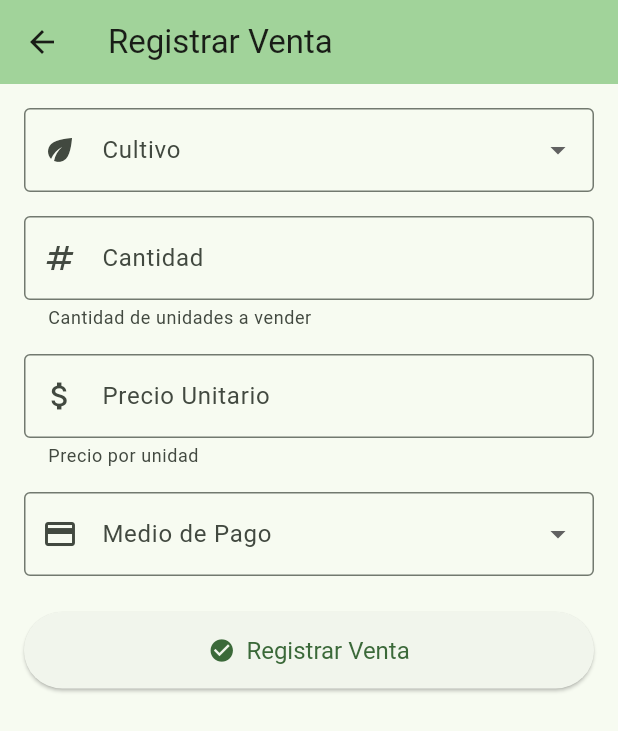
After one commit to casacid-afk/invernadero_mvp, a Flutter app: the screen it shows after launch, after a tap on "Registrar Venta", on a phone screen of 412 x 824 dp. The commit adds this screen. Shown: the top 731 px of the screen. Run offline on Flutter 3.47's test engine with Material 3 defaults, Android fonts, the phone set to English and light mode, and no system bars; our stand-ins replace shared_preferences.

Commit message:
Ventas: validación stock centralizada en dominio + UI sin duplicación

```diff
--- a/lib/domain/motor_invernadero.dart
+++ b/lib/domain/motor_invernadero.dart
@@ -6,6 +6,7 @@ import 'cultivos.dart';
 class MotorInvernadero {
   final List<Lote> _lotes = [];
   final List<Movimiento> _movimientos = [];
+  int _contadorId = 0;
 
   List<Lote> get lotes => List.unmodifiable(_lotes);
   List<Movimiento> get movimientos => List.unmodifiable(_movimientos);
@@ -407,6 +408,112 @@ class MotorInvernadero {
     return movimiento;
   }
 
+  /// Registra una venta de cultivo: reduce stock desde lotes disponibles en etapa final
+  Movimiento registrarVenta({
+    required String cultivoKey,
+    required int cantidad,
+    required double precioUnitario,
+    required MedioPago medioPago,
+    required DateTime fecha,
+  }) {
+    // Validar cantidad positiva
+    if (cantidad <= 0) {
+      throw ArgumentError('La cantidad a vender debe ser mayor a 0');
+    }
+
+    // Validar precio unitario positivo
+    if (precioUnitario <= 0) {
+      throw ArgumentError('El precio unitario debe ser mayor a 0');
+    }
+
+    // Validar cultivoKey
+    if (!CultivoKeys.todas.contains(cultivoKey)) {
+      throw ArgumentError('Cultivo inválido: $cultivoKey');
+    }
+
+    // Calcular stock disponible del cultivo
+    final stockDisponible = calcularStockPorCultivo(cultivoKey);
+
+    // Validar que haya stock suficiente
+    if (stockDisponible < cantidad) {
+      throw StateError(
+        'Stock insuficiente: disponible $stockDisponible, solicitado $cantidad (bancada_final)',
+      );
+    }
+
+    // Obtener lotes activos del cultivo en etapa final, ordenados por fecha más antigua (FIFO)
+    final lotesDisponibles = _lotes
+        .where((lote) =>
+            lote.activo &&
+            lote.cultivoKey == cultivoKey &&
+            lote.etapaActual == Etapa.bancada_final)
+        .toList()
+      ..sort((a, b) => a.fechaInicioEtapa.compareTo(b.fechaInicioEtapa));
+
+    if (lotesDisponibles.isEmpty) {
+      throw StateError(
+        'No hay lotes disponibles en etapa final para el cultivo $cultivoKey',
+      );
+    }
+
+    // Reducir stock de lotes disponibles hasta cubrir la cantidad solicitada
+    int cantidadRestante = cantidad;
+    final lotesAfectados = <String>[];
+
+    for (final lote in lotesDisponibles) {
+      if (cantidadRestante <= 0) break;
+
+      final loteIndex = _lotes.indexWhere((l) => l.id == lote.id);
+      if (loteIndex == -1) continue;
+
+      final loteActual = _lotes[loteIndex];
+      final cantidadADescontar =
+          cantidadRestante < loteActual.cantidadActual
+              ? cantidadRestante
+              : loteActual.cantidadActual;
+
+      final nuevaCantidad = loteActual.cantidadActual - cantidadADescontar;
+      final nuevoActivo = nuevaCantidad > 0 ? loteActual.activo : false;
+
+      final loteActualizado = Lote(
+        id: loteActual.id,
+        cultivoKey: loteActual.cultivoKey,
+        cantidadActual: nuevaCantidad,
+        etapaActual: loteActual.etapaActual,
+        fechaInicioEtapa: loteActual.fechaInicioEtapa,
+        fechaSiembra: loteActual.fechaSiembra,
+        activo: nuevoActivo,
+        cortesRealizados: loteActual.cortesRealizados,
+      );
+
+      _lotes[loteIndex] = loteActualizado;
+      lotesAfectados.add(loteActual.id);
+      cantidadRestante -= cantidadADescontar;
+    }
+
+    // Registrar movimiento de venta usando el primer lote afectado como referencia
+    final loteReferencia = lotesAfectados.isNotEmpty
+        ? lotesAfectados.first
+        : _lotes
+            .firstWhere((l) =>
+                l.activo && l.cultivoKey == cultivoKey)
+            .id;
+
+    final movimiento = Movimiento(
+      id: _generarIdMovimiento(),
+      loteId: loteReferencia,
+      tipo: TipoMovimiento.venta,
+      fecha: fecha,
+      cantidad: cantidad,
+      precioUnitario: precioUnitario,
+      medioPago: medioPago,
+      anulado: false,
+    );
+
+    _movimientos.add(movimiento);
+    return movimiento;
+  }
+
   void anularMovimiento(String movimientoId) {
     final movimientoIndex = _movimientos.indexWhere(
       (m) => m.id == movimientoId,
@@ -425,6 +532,8 @@ class MotorInvernadero {
       etapaOrigen: movimientoActual.etapaOrigen,
       etapaDestino: movimientoActual.etapaDestino,
       numeroCorte: movimientoActual.numeroCorte,
+      precioUnitario: movimientoActual.precioUnitario,
+      medioPago: movimientoActual.medioPago,
       anulado: true,
     );
 
@@ -446,13 +555,16 @@ class MotorInvernadero {
   void reset() {
     _lotes.clear();
     _movimientos.clear();
+    _contadorId = 0;
   }
 
   String _generarIdMovimiento() {
-    return 'mov_${DateTime.now().millisecondsSinceEpoch}';
+    _contadorId++;
+    return 'mov_${DateTime.now().millisecondsSinceEpoch}_$_contadorId';
   }
 
   String _generarIdLote() {
-    return 'lote_${DateTime.now().millisecondsSinceEpoch}';
+    _contadorId++;
+    return 'lote_${DateTime.now().millisecondsSinceEpoch}_$_contadorId';
   }
 }
--- a/lib/domain/movimiento.dart
+++ b/lib/domain/movimiento.dart
@@ -6,6 +6,13 @@ enum TipoMovimiento {
   cosecha,
   corte,
   merma,
+  venta,
+}
+
+enum MedioPago {
+  efectivo,
+  transferencia,
+  credito,
 }
 
 class Movimiento {
@@ -17,6 +24,8 @@ class Movimiento {
   final Etapa? etapaOrigen;
   final Etapa? etapaDestino;
   final int? numeroCorte; // Solo para tipo corte
+  final double? precioUnitario; // Solo para tipo venta
+  final MedioPago? medioPago; // Solo para tipo venta
   final bool anulado;
 
   Movimiento({
@@ -28,6 +37,8 @@ class Movimiento {
     this.etapaOrigen,
     this.etapaDestino,
     this.numeroCorte,
+    this.precioUnitario,
+    this.medioPago,
     required this.anulado,
   });
 
@@ -41,6 +52,8 @@ class Movimiento {
       'etapaOrigen': etapaOrigen?.name,
       'etapaDestino': etapaDestino?.name,
       'numeroCorte': numeroCorte,
+      'precioUnitario': precioUnitario,
+      'medioPago': medioPago?.name,
       'anulado': anulado,
     };
   }
@@ -65,6 +78,12 @@ class Movimiento {
             )
           : null,
       numeroCorte: map['numeroCorte'] as int?,
+      precioUnitario: map['precioUnitario'] as double?,
+      medioPago: map['medioPago'] != null
+          ? MedioPago.values.firstWhere(
+              (e) => e.name == map['medioPago'],
+            )
+          : null,
       anulado: map['anulado'] as bool,
     );
   }
--- a/lib/main.dart
+++ b/lib/main.dart
@@ -7,6 +7,7 @@ import 'dev/dev_validaciones.dart';
 import 'dev/dev_config.dart';
 import 'services/app_repository.dart';
 import 'services/bootstrap_service.dart';
+import 'screens/ventas_screen.dart';
 
 void main() async {
   WidgetsFlutterBinding.ensureInitialized();
@@ -110,6 +111,62 @@ class _InvernaderoHomePageState extends State<InvernaderoHomePage> {
         child: Column(
           crossAxisAlignment: CrossAxisAlignment.start,
           children: [
+            // Botón para ir a ventas
+            Card(
+              color: Theme.of(context).colorScheme.primaryContainer,
+              child: InkWell(
+                onTap: () {
+                  Navigator.push(
+                    context,
+                    MaterialPageRoute(
+                      builder: (context) => VentasScreen(motor: motor),
+                    ),
+                  ).then((_) {
+                    // Actualizar la pantalla al regresar
+                    setState(() {});
+                  });
+                },
+                child: Padding(
+                  padding: const EdgeInsets.all(16.0),
+                  child: Row(
+                    children: [
+                      Icon(
+                        Icons.shopping_cart,
+                        size: 32,
+                        color: Theme.of(context).colorScheme.primary,
+                      ),
+                      const SizedBox(width: 16),
+                      Expanded(
+                        child: Column(
+                          crossAxisAlignment: CrossAxisAlignment.start,
+                          children: [
+                            Text(
+                              'Registrar Venta',
+                              style: Theme.of(context)
+                                  .textTheme
+                                  .titleLarge
+                                  ?.copyWith(
+                                    fontWeight: FontWeight.bold,
+                                  ),
+                            ),
+                            const SizedBox(height: 4),
+                            Text(
+                              'Registrar una nueva venta de cultivos',
+                              style: Theme.of(context).textTheme.bodyMedium,
+                            ),
+                          ],
+                        ),
+                      ),
+                      Icon(
+                        Icons.arrow_forward_ios,
+                        color: Theme.of(context).colorScheme.primary,
+                      ),
+                    ],
+                  ),
+                ),
+              ),
+            ),
+            const SizedBox(height: 16),
             // Selector de escenario (solo en modo DEV)
             if (DEV_MODE) ...[
               DropdownButtonFormField<DevScenario>(
--- /dev/null
+++ b/lib/screens/ventas_screen.dart
@@ -0,0 +1,318 @@
+import 'package:flutter/material.dart';
+import '../domain/motor_invernadero.dart';
+import '../domain/cultivos.dart';
+import '../domain/movimiento.dart';
+
+class VentasScreen extends StatefulWidget {
+  final MotorInvernadero motor;
+
+  const VentasScreen({
+    super.key,
+    required this.motor,
+  });
+
+  @override
+  State<VentasScreen> createState() => _VentasScreenState();
+}
+
+class _VentasScreenState extends State<VentasScreen> {
+  final _formKey = GlobalKey<FormState>();
+
+  String? _cultivoSeleccionado;
+  final _cantidadController = TextEditingController();
+  final _precioController = TextEditingController();
+  MedioPago? _medioPagoSeleccionado;
+
+  bool _isLoading = false;
+
+  @override
+  void dispose() {
+    _cantidadController.dispose();
+    _precioController.dispose();
+    super.dispose();
+  }
+
+  String _formatearMedioPago(MedioPago medio) {
+    switch (medio) {
+      case MedioPago.efectivo:
+        return 'Efectivo';
+      case MedioPago.transferencia:
+        return 'Transferencia';
+      case MedioPago.credito:
+        return 'Crédito';
+    }
+  }
+
+  void _registrarVenta() async {
+    if (!_formKey.currentState!.validate()) {
+      return;
+    }
+
+    if (_cultivoSeleccionado == null) {
+      ScaffoldMessenger.of(context).showSnackBar(
+        const SnackBar(
+          content: Text('Por favor seleccione un cultivo'),
+          backgroundColor: Colors.red,
+        ),
+      );
+      return;
+    }
+
+    if (_medioPagoSeleccionado == null) {
+      ScaffoldMessenger.of(context).showSnackBar(
+        const SnackBar(
+          content: Text('Por favor seleccione un medio de pago'),
+          backgroundColor: Colors.red,
+        ),
+      );
+      return;
+    }
+
+    setState(() {
+      _isLoading = true;
+    });
+
+    try {
+      final cantidad = int.parse(_cantidadController.text);
+      final precioUnitario = double.parse(_precioController.text);
+
+      // Registrar la venta
+      widget.motor.registrarVenta(
+        cultivoKey: _cultivoSeleccionado!,
+        cantidad: cantidad,
+        precioUnitario: precioUnitario,
+        medioPago: _medioPagoSeleccionado!,
+        fecha: DateTime.now(),
+      );
+
+      // Mostrar mensaje de éxito
+      if (mounted) {
+        ScaffoldMessenger.of(context).showSnackBar(
+          const SnackBar(
+            content: Text('Venta registrada exitosamente'),
+            backgroundColor: Colors.green,
+            duration: Duration(seconds: 2),
+          ),
+        );
+
+        // Limpiar formulario
+        setState(() {
+          _cultivoSeleccionado = null;
+          _cantidadController.clear();
+          _precioController.clear();
+          _medioPagoSeleccionado = null;
+        });
+      }
+    } catch (e) {
+      if (mounted) {
+        ScaffoldMessenger.of(context).showSnackBar(
+          SnackBar(
+            content: Text(e.toString()),
+            backgroundColor: Colors.red,
+            duration: const Duration(seconds: 4),
+          ),
+        );
+      }
+    } finally {
+      if (mounted) {
+        setState(() {
+          _isLoading = false;
+        });
+      }
+    }
+  }
+
+  @override
+  Widget build(BuildContext context) {
+    // Obtener stock disponible para mostrar en el selector
+    final stocksDisponibles = <String, int>{};
+    for (final cultivoKey in CultivoKeys.todas) {
+      stocksDisponibles[cultivoKey] =
+          widget.motor.calcularStockPorCultivo(cultivoKey);
+    }
+
+    return Scaffold(
+      appBar: AppBar(
+        backgroundColor: Theme.of(context).colorScheme.inversePrimary,
+        title: const Text('Registrar Venta'),
+      ),
+      body: SingleChildScrollView(
+        padding: const EdgeInsets.all(16.0),
+        child: Form(
+          key: _formKey,
+          child: Column(
+            crossAxisAlignment: CrossAxisAlignment.stretch,
+            children: [
+              // Selector de cultivo
+              DropdownButtonFormField<String>(
+                value: _cultivoSeleccionado,
+                decoration: const InputDecoration(
+                  labelText: 'Cultivo',
+                  border: OutlineInputBorder(),
+                  prefixIcon: Icon(Icons.eco),
+                ),
+                items: CultivoKeys.todas.map((cultivoKey) {
+                  final stock = stocksDisponibles[cultivoKey] ?? 0;
+                  final label = CultivoLabels.obtenerLabel(cultivoKey);
+                  return DropdownMenuItem<String>(
+                    value: cultivoKey,
+                    child: Text(
+                      '$label (Stock: $stock)',
+                      style: TextStyle(
+                        color: stock > 0 ? null : Colors.grey,
+                      ),
+                    ),
+                  );
+                }).toList(),
+                onChanged: (value) {
+                  setState(() {
+                    _cultivoSeleccionado = value;
+                  });
+                },
+                validator: (value) {
+                  if (value == null || value.isEmpty) {
+                    return 'Por favor seleccione un cultivo';
+                  }
+                  return null;
+                },
+              ),
+              const SizedBox(height: 16),
+
+              // Campo cantidad
+              TextFormField(
+                controller: _cantidadController,
+                decoration: const InputDecoration(
+                  labelText: 'Cantidad',
+                  border: OutlineInputBorder(),
+                  prefixIcon: Icon(Icons.numbers),
+                  helperText: 'Cantidad de unidades a vender',
+                ),
+                keyboardType: TextInputType.number,
+                validator: (value) {
+                  if (value == null || value.isEmpty) {
+                    return 'Por favor ingrese la cantidad';
+                  }
+                  final cantidad = int.tryParse(value);
+                  if (cantidad == null || cantidad <= 0) {
+                    return 'La cantidad debe ser un número positivo';
+                  }
+                  return null;
+                },
+              ),
+              const SizedBox(height: 16),
+
+              // Campo precio unitario
+              TextFormField(
+                controller: _precioController,
+                decoration: const InputDecoration(
+                  labelText: 'Precio Unitario',
+                  border: OutlineInputBorder(),
+                  prefixIcon: Icon(Icons.attach_money),
+                  helperText: 'Precio por unidad',
+                ),
+                keyboardType: TextInputType.numberWithOptions(decimal: true),
+                validator: (value) {
+                  if (value == null || value.isEmpty) {
+                    return 'Por favor ingrese el precio unitario';
+                  }
+                  final precio = double.tryParse(value);
+                  if (precio == null || precio <= 0) {
+                    return 'El precio debe ser un número positivo';
+                  }
+                  return null;
+                },
+              ),
+              const SizedBox(height: 16),
+
+              // Selector medio de pago
+              DropdownButtonFormField<MedioPago>(
+                value: _medioPagoSeleccionado,
+                decoration: const InputDecoration(
+                  labelText: 'Medio de Pago',
+                  border: OutlineInputBorder(),
+                  prefixIcon: Icon(Icons.payment),
+                ),
+                items: MedioPago.values.map((medio) {
+                  return DropdownMenuItem<MedioPago>(
+                    value: medio,
+                    child: Text(_formatearMedioPago(medio)),
+                  );
+                }).toList(),
+                onChanged: (value) {
+                  setState(() {
+                    _medioPagoSeleccionado = value;
+                  });
+                },
+                validator: (value) {
+                  if (value == null) {
+                    return 'Por favor seleccione un medio de pago';
+                  }
+                  return null;
+                },
+              ),
+              const SizedBox(height: 24),
+
+              // Botón registrar venta
+              ElevatedButton.icon(
+                onPressed: _isLoading ? null : _registrarVenta,
+                icon: _isLoading
+                    ? const SizedBox(
+                        width: 20,
+                        height: 20,
+                        child: CircularProgressIndicator(strokeWidth: 2),
+                      )
+                    : const Icon(Icons.check_circle),
+                label: Text(_isLoading ? 'Registrando...' : 'Registrar Venta'),
+                style: ElevatedButton.styleFrom(
+                  padding: const EdgeInsets.symmetric(vertical: 16),
+                  textStyle: const TextStyle(fontSize: 16),
+                ),
+              ),
+
+              // Información de total (si hay cantidad y precio)
+              Builder(
+                builder: (context) {
+                  final cantidad = int.tryParse(_cantidadController.text) ?? 0;
+                  final precio = double.tryParse(_precioController.text) ?? 0.0;
+                  final total = cantidad * precio;
+
+                  if (cantidad > 0 && precio > 0) {
+                    return Padding(
+                      padding: const EdgeInsets.only(top: 16),
+                      child: Card(
+                        color: Theme.of(context).colorScheme.primaryContainer,
+                        child: Padding(
+                          padding: const EdgeInsets.all(16.0),
+                          child: Column(
+                            children: [
+                              Text(
+                                'Total de la Venta',
+                                style: Theme.of(context).textTheme.titleMedium,
+                              ),
+                              const SizedBox(height: 8),
+                              Text(
+                                '\$${total.toStringAsFixed(2)}',
+                                style: Theme.of(context)
+                                    .textTheme
+                                    .headlineMedium
+                                    ?.copyWith(
+                                      fontWeight: FontWeight.bold,
+                                      color: Theme.of(context).colorScheme.primary,
+                                    ),
+                              ),
+                            ],
+                          ),
+                        ),
+                      ),
+                    );
+                  }
+                  return const SizedBox.shrink();
+                },
+              ),
+            ],
+          ),
+        ),
+      ),
+    );
+  }
+}
```
Also changed, not shown: lib/domain/etapa.dart (line endings or trailing spaces), lib/services/bootstrap_service.dart (line endings or trailing spaces).
